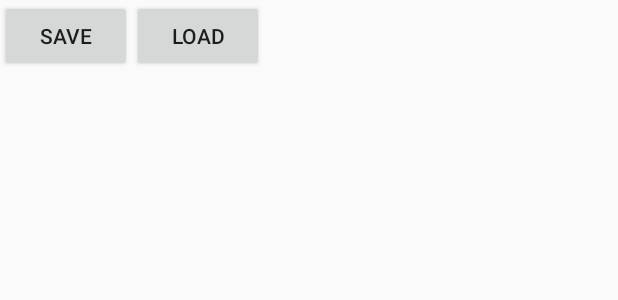
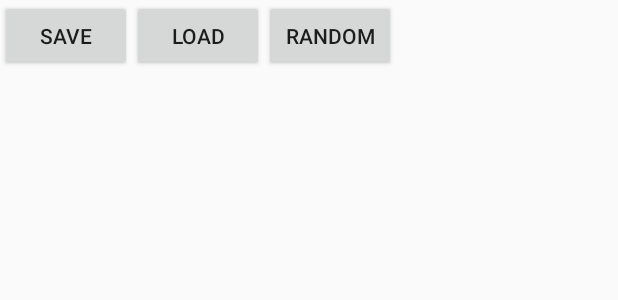
Before and after one commit to JonasKoppen/AndroidDev, an Android app: the layout activity_main_storrage.xml on its own in the app's theme, with its tools: preview values and no code run, on a phone screen of 412 x 824 dp. Shown: the top 300 px of the screen. Run offline under Robolectric (Android 15) with nearby library versions, the phone set to English and light mode, and no system bars.

Commit message:
Random Background thread in storrage

```diff
--- a/app/src/main/res/layout/activity_main_storrage.xml
+++ b/app/src/main/res/layout/activity_main_storrage.xml
@@ -4,7 +4,7 @@
     xmlns:tools="http://schemas.android.com/tools"
     android:layout_width="match_parent"
     android:layout_height="match_parent"
-    tools:context="les5.labo.jonas.labostorrage1.koppen.jonas.ap.projectbig.storrage.MainActivity">
+    tools:context=".storrage.MainActivity">
 
 
     <Button
@@ -12,6 +12,8 @@
         android:onClick="saveList"
         android:layout_width="wrap_content"
         android:layout_height="wrap_content"
+        android:layout_column="0"
+        android:layout_row="0"
         android:text="Save" />
 
     <Button
@@ -23,14 +25,26 @@
         android:layout_row="0"
         android:text="Load" />
 
+    <Button
+        android:id="@+id/btnRandom"
+        android:onClick="randomList"
+        android:layout_width="wrap_content"
+        android:layout_height="wrap_content"
+        android:layout_column="2"
+        android:layout_row="0"
+        android:text="Random" />
+
     <EditText
         android:id="@+id/editWishList"
         android:layout_width="match_parent"
         android:layout_height="match_parent"
         android:layout_column="0"
-        android:layout_columnSpan="2"
+        android:layout_columnSpan="3"
         android:layout_row="1"
+        android:layout_rowSpan="5"
         android:ems="10"
-        android:inputType="textPersonName"
+        android:singleLine="false"
+        android:inputType="textMultiLine"
+        android:lines="8"
         android:text="" />
 </GridLayout>
```
Also changed, not shown: app/src/main/java/koppen/jonas/ap/projectbig/storrage/MainActivity.java (+51 -4 lines).
